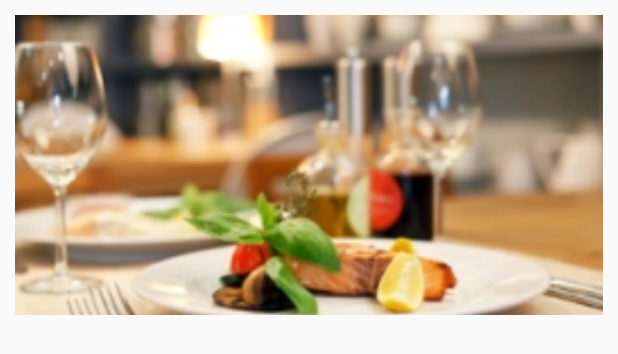
After one commit to Xuanvinh223/Android_Store, an Android app: the layout item_product_dashboard.xml on its own in the app's theme, with its tools: preview values and no code run, on a phone screen of 412 x 824 dp. The commit adds this screen. Shown: the top 354 px of the screen. Run offline under Robolectric (Android 15) with nearby library versions, the phone set to English and light mode, and no system bars.

Commit message:
Tao adapter cho product_dashboard

```diff
--- /dev/null
+++ b/app/src/main/res/layout/item_product_dashboard.xml
@@ -0,0 +1,36 @@
+<RelativeLayout xmlns:android="http://schemas.android.com/apk/res/android"
+    xmlns:tools="http://schemas.android.com/tools"
+    android:id="@+id/item_product"
+    android:layout_width="match_parent"
+    android:layout_height="wrap_content"
+    android:gravity="center"
+    android:orientation="vertical"
+    tools:ignore="UseCompoundDrawables"
+    android:layout_margin="10dp">
+
+    <ImageView
+        android:id="@+id/imageViewProduct"
+        android:layout_width="match_parent"
+        android:layout_height="200dp"
+        android:importantForAccessibility="no"
+        android:src="@drawable/restaurants"
+        android:scaleType="centerCrop" />
+
+    <TextView
+        android:id="@+id/textViewProductName"
+        android:layout_width="wrap_content"
+        android:layout_height="wrap_content"
+        android:layout_below="@+id/imageViewProduct"
+        android:layout_marginTop="8dp"
+        android:paddingTop="16dp"
+        android:textSize="16sp"
+        android:textStyle="bold" />
+
+    <TextView
+        android:id="@+id/textViewProductPrice"
+        android:layout_width="wrap_content"
+        android:layout_height="wrap_content"
+        android:layout_below="@+id/textViewProductName"
+        android:textSize="16sp" />
+
+</RelativeLayout>
--- a/app/src/main/res/values/integers.xml
+++ b/app/src/main/res/values/integers.xml
@@ -2,4 +2,5 @@
 <resources>
     <integer name="TYPE_HOME">0</integer>
     <integer name="TYPE_CATEGORY">1</integer>
+    <integer name="TYPE_DASHBOARD">2</integer>
 </resources>
```
Also changed, not shown: app/src/main/java/com/example/store/Adapter/ProductAdapter.java (+37 -0 lines).
